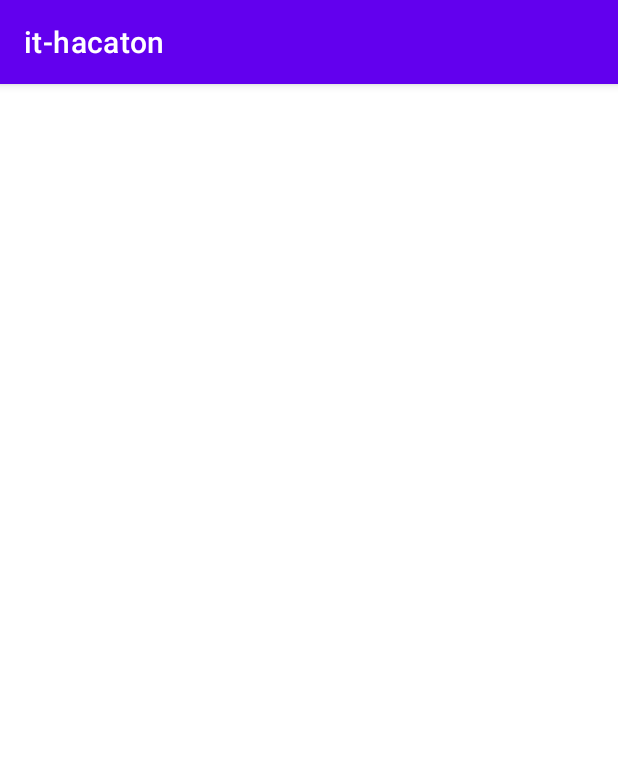
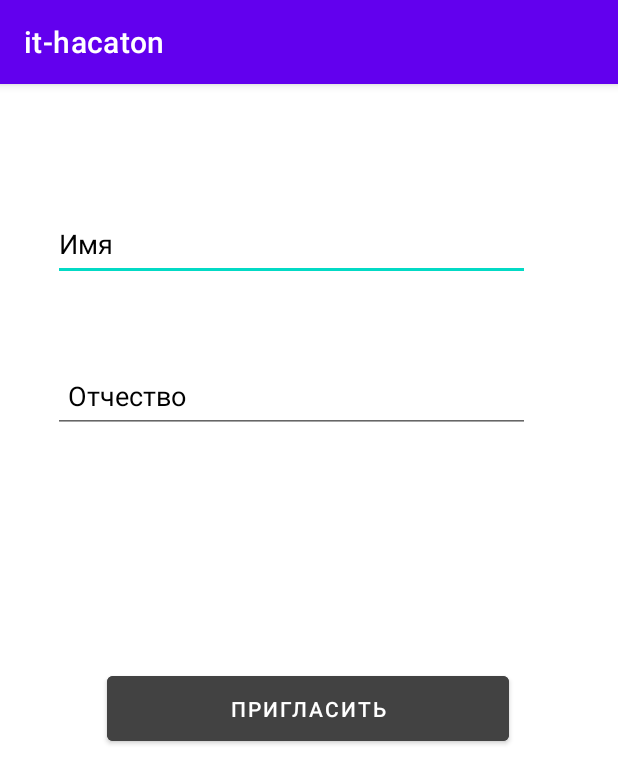
Before and after one commit to Sla1mer/it-hakaton, an Android app: the AddUserToForAdminActivity screen opened directly, with no data from a screen before it, on a phone screen of 412 x 824 dp. Shown: the top 784 px of the screen. Run offline under Robolectric (Android 15) with nearby library versions, the phone set to English and light mode, and no system bars.

Commit message:
1 first part done

```diff
--- a/app/src/main/res/layout/activity_add_user_to_for_admin.xml
+++ b/app/src/main/res/layout/activity_add_user_to_for_admin.xml
@@ -6,4 +6,49 @@
     android:layout_height="match_parent"
     tools:context=".AddUserToForAdminActivity">
 
+    <EditText
+        android:id="@+id/name"
+        android:layout_width="318dp"
+        android:layout_height="49dp"
+        android:hint="Имя"
+        android:textColorHint="#000"
+        app:layout_constraintBottom_toBottomOf="parent"
+        app:layout_constraintEnd_toEndOf="parent"
+        app:layout_constraintHorizontal_bias="0.376"
+        app:layout_constraintStart_toStartOf="parent"
+        app:layout_constraintTop_toTopOf="parent"
+        app:layout_constraintVertical_bias="0.114" />
+
+    <EditText
+        android:id="@+id/middleName"
+        android:layout_width="318dp"
+        android:layout_height="49dp"
+        android:hint="Отчество"
+        android:inputType="text"
+        android:paddingLeft="10dp"
+        android:paddingTop="10dp"
+        android:paddingRight="10dp"
+        android:paddingBottom="10dp"
+        android:textColorHint="#000"
+        app:layout_constraintBottom_toBottomOf="parent"
+        app:layout_constraintEnd_toEndOf="parent"
+        app:layout_constraintHorizontal_bias="0.376"
+        app:layout_constraintStart_toStartOf="parent"
+        app:layout_constraintTop_toBottomOf="@+id/name"
+        app:layout_constraintVertical_bias="0.088" />
+
+    <Button
+        android:id="@+id/create"
+        android:layout_width="268dp"
+        android:layout_height="55dp"
+        android:layout_marginBottom="324dp"
+        android:backgroundTint="@color/cardview_dark_background"
+        android:text="Пригласить"
+        app:layout_constraintBottom_toBottomOf="parent"
+        app:layout_constraintEnd_toEndOf="parent"
+        app:layout_constraintHorizontal_bias="0.496"
+        app:layout_constraintStart_toStartOf="parent"
+        app:layout_constraintTop_toBottomOf="@+id/description"
+        app:layout_constraintVertical_bias="0.467" />
+
 </androidx.constraintlayout.widget.ConstraintLayout>
```
Also changed, not shown: app/src/main/res/layout/activity_add_d_b_for_admin.xml (+31 -0 lines).
